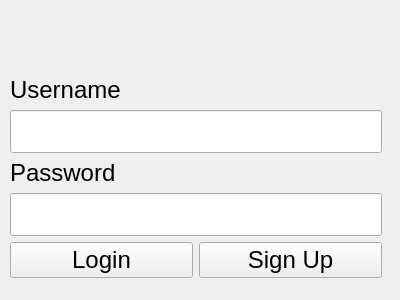
zfrye06/Loque, file portal/src/loginpane.ui: the form before one commit.
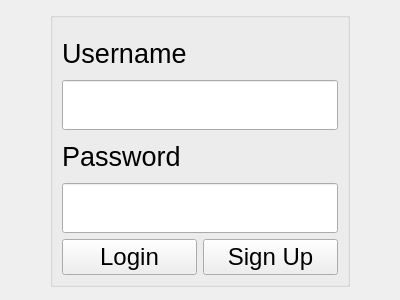
The form after the commit.

Commit message: styled login pane

Diff of the .ui file:
```diff
--- a/portal/src/loginpane.ui
+++ b/portal/src/loginpane.ui
@@ -16,15 +16,20 @@
   <property name="inputMethodHints">
    <set>Qt::ImhHiddenText</set>
   </property>
-  <widget class="QWidget" name="layoutWidget">
-   <property name="geometry">
-    <rect>
-     <x>10</x>
-     <y>70</y>
-     <width>372</width>
-     <height>208</height>
-    </rect>
-   </property>
+  <layout class="QHBoxLayout" name="horizontalLayout_4">
+   <item>
+    <widget class="QGroupBox" name="groupBox">
+     <property name="maximumSize">
+      <size>
+       <width>300</width>
+       <height>275</height>
+      </size>
+     </property>
+     <property name="title">
+      <string/>
+     </property>
+     <layout class="QVBoxLayout" name="verticalLayout_2">
+      <item>
    <layout class="QVBoxLayout" name="verticalLayout">
     <item>
      <widget class="QLabel" name="errorLabel">
@@ -46,20 +51,19 @@
      </widget>
     </item>
     <item>
-     <layout class="QHBoxLayout" name="horizontalLayout">
-      <item>
        <widget class="QLabel" name="usernameLabel">
         <property name="font">
          <font>
-          <pointsize>18</pointsize>
+            <pointsize>20</pointsize>
          </font>
         </property>
         <property name="text">
          <string>Username</string>
         </property>
-       </widget>
-      </item>
-     </layout>
+          <property name="alignment">
+           <set>Qt::AlignLeading|Qt::AlignLeft|Qt::AlignVCenter</set>
+          </property>
+         </widget>
     </item>
     <item>
      <widget class="QLineEdit" name="usernameField">
@@ -71,7 +75,7 @@
       </property>
       <property name="minimumSize">
        <size>
-        <width>276</width>
+            <width>0</width>
         <height>35</height>
        </size>
       </property>
@@ -82,21 +86,20 @@
       </property>
      </widget>
     </item>
-    <item>
-     <layout class="QHBoxLayout" name="horizontalLayout_2">
       <item>
        <widget class="QLabel" name="passwordLabel">
         <property name="font">
          <font>
-          <pointsize>18</pointsize>
+            <pointsize>20</pointsize>
          </font>
         </property>
         <property name="text">
          <string>Password</string>
         </property>
-       </widget>
-      </item>
-     </layout>
+          <property name="alignment">
+           <set>Qt::AlignLeading|Qt::AlignLeft|Qt::AlignVCenter</set>
+          </property>
+         </widget>
     </item>
     <item>
      <widget class="QLineEdit" name="passwordField">
@@ -145,7 +148,11 @@
      </layout>
     </item>
    </layout>
-  </widget>
+      </item>
+     </layout>
+    </widget>
+   </item>
+  </layout>
  </widget>
  <resources/>
  <connections/>
```
Lines whose indentation alone changed are shown as unchanged. The commit also changes 1 other file.
